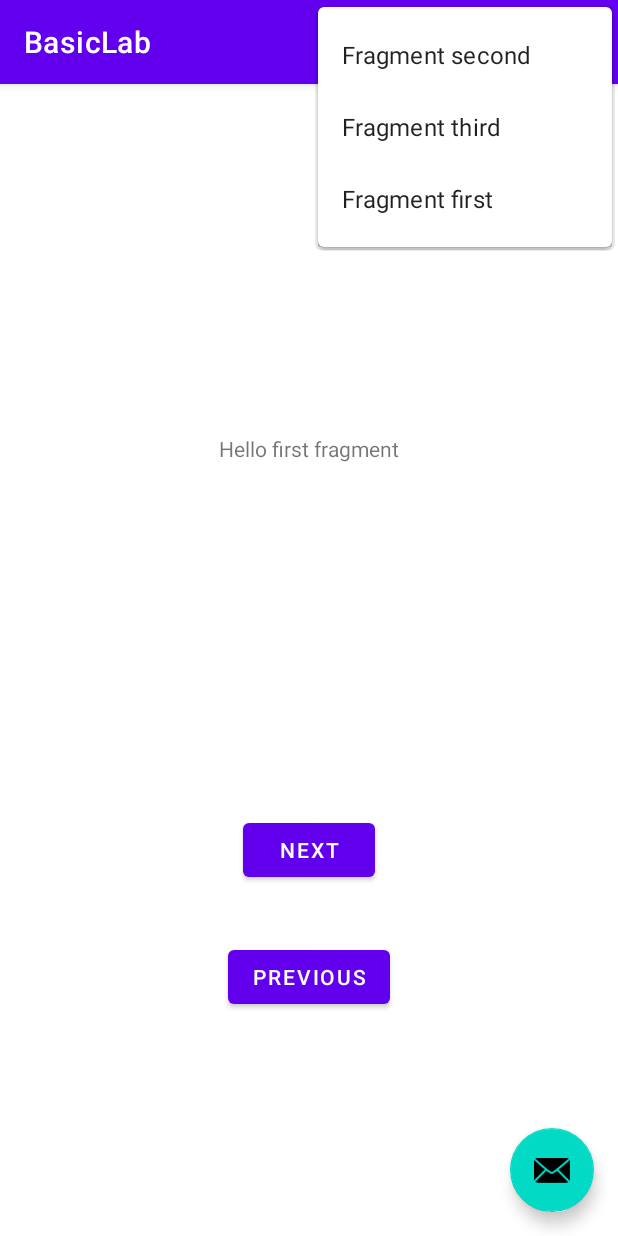
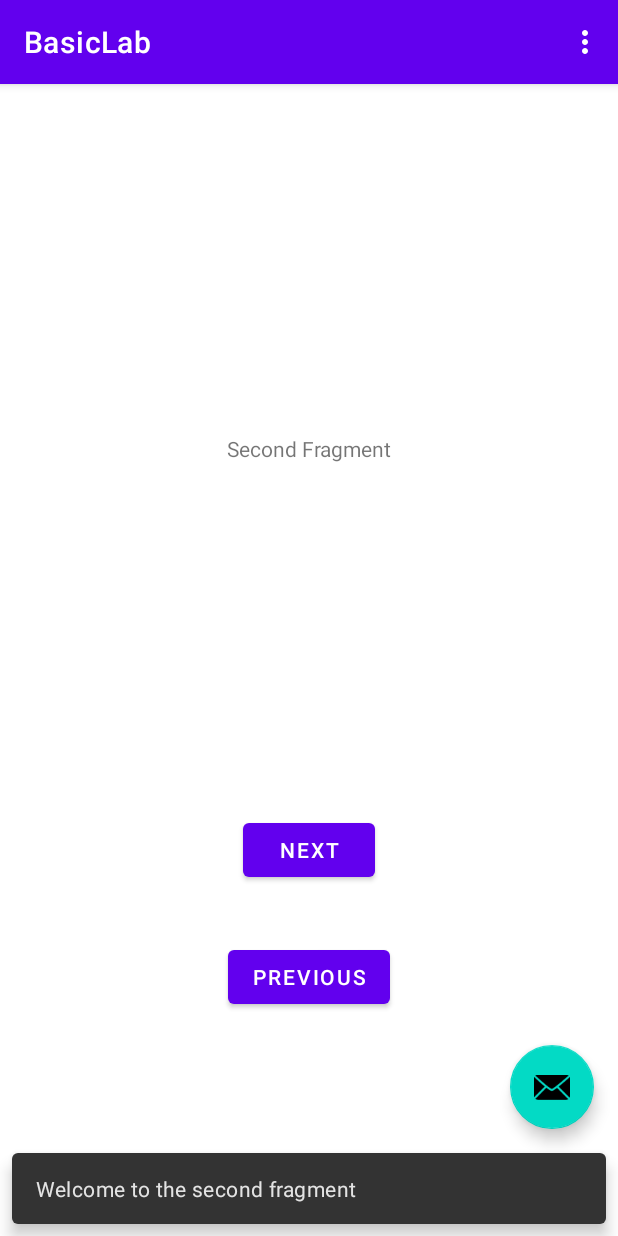
Before and after one commit to BarWieleba/BasicLab_improved, an Android app: the screen it shows after launch (MainActivity), in the options menu, after a tap on "Fragment second", on a phone screen of 412 x 824 dp. Run offline under Robolectric (Android 15) with nearby library versions, the phone set to English and light mode, and no system bars.

Commit message:
added menu items that take you to appropriate fragments

```diff
--- a/app/src/main/java/com/example/basiclab/FirstFragment.java
+++ b/app/src/main/java/com/example/basiclab/FirstFragment.java
@@ -30,5 +30,12 @@ public class FirstFragment extends Fragment {
                         .navigate(R.id.action_FirstFragment_to_SecondFragment);
             }
         });
+        view.findViewById(R.id.button_first_previous).setOnClickListener(new View.OnClickListener() {
+            @Override
+            public void onClick(View view) {
+                NavHostFragment.findNavController(FirstFragment.this)
+                        .navigate(R.id.action_FirstFragment_to_ThirdFragment);
+            }
+        });
     }
 }
--- a/app/src/main/java/com/example/basiclab/MainActivity.java
+++ b/app/src/main/java/com/example/basiclab/MainActivity.java
@@ -1,5 +1,7 @@
 package com.example.basiclab;
 
+import android.app.FragmentTransaction;
+import android.graphics.Color;
 import android.os.Bundle;
 
 import com.google.android.material.floatingactionbutton.FloatingActionButton;
@@ -7,6 +9,12 @@ import com.google.android.material.snackbar.Snackbar;
 
 import androidx.appcompat.app.AppCompatActivity;
 import androidx.appcompat.widget.Toolbar;
+import androidx.fragment.app.Fragment;
+import androidx.fragment.app.FragmentManager;
+import androidx.navigation.NavController;
+import androidx.navigation.Navigation;
+import androidx.navigation.fragment.FragmentNavigator;
+import androidx.navigation.fragment.NavHostFragment;
 
 import android.view.MenuInflater;
 import android.view.View;
@@ -29,6 +37,8 @@ public class MainActivity extends AppCompatActivity {
             public void onClick(View view) {
                 Snackbar.make(view, "Replace with your own action", Snackbar.LENGTH_LONG)
                         .setAction("Action", null).show();
+                /*Fragment fragment = getSupportFragmentManager().findFragmentById(R.id.nav_host_fragment);
+                fragment.getView().setBackgroundColor(Color.WHITE);*/
             }
         });
     }
@@ -57,17 +67,14 @@ public class MainActivity extends AppCompatActivity {
 
         switch (item.getItemId()){
 
-            case R.id.hello_item:
-                hello();
+            case R.id.goToFirst:
+                goToFirst();
                 return true;
-            case R.id.whoMadeMe:
-                whoMadeMe();
+            case R.id.goToSecond:
+                gotToSecond();
                 return true;
-            case R.id.info:
-                info();
-                return true;
-            case R.id.action_settings:
-                settings();
+            case R.id.goToThird:
+                gotToThird();
                 return true;
             default:
                 return super.onOptionsItemSelected(item);
@@ -76,16 +83,16 @@ public class MainActivity extends AppCompatActivity {
         //return super.onOptionsItemSelected(item); //OG
     }
 
-    public void hello(){
-        Snackbar.make(findViewById(R.id.id_content_main), "Hello there", Snackbar.LENGTH_LONG).setAction("Action", null).show();
+    public void goToFirst(){
+        Snackbar.make(findViewById(R.id.id_content_main), "Welcome to the first fragment", Snackbar.LENGTH_LONG).setAction("Action", null).show();
+        NavHostFragment.findNavController(getSupportFragmentManager().findFragmentById(R.id.nav_host_fragment)).navigate(R.id.action_to_FirstFragment);
     }
-    public void whoMadeMe(){
-        Snackbar.make(findViewById(R.id.id_content_main), "Bartłomiej Wieleba made me", Snackbar.LENGTH_LONG).setAction("Action", null).show();
+    public void gotToSecond(){
+        Snackbar.make(findViewById(R.id.id_content_main), "Welcome to the second fragment", Snackbar.LENGTH_LONG).setAction("Action", null).show();
+        NavHostFragment.findNavController(getSupportFragmentManager().findFragmentById(R.id.nav_host_fragment)).navigate(R.id.action_to_SecondFragment);
     }
-    public void info(){
-        Snackbar.make(findViewById(R.id.id_content_main), "I'm just a simple app", Snackbar.LENGTH_LONG).setAction("Action", null).show();
-    }
-    public void settings(){
-        Snackbar.make(findViewById(R.id.id_content_main), "This menu item will be changed later", Snackbar.LENGTH_LONG).setAction("Action", null).show();
+    public void gotToThird(){
+        Snackbar.make(findViewById(R.id.id_content_main), "Welcome to the second fragment", Snackbar.LENGTH_LONG).setAction("Action", null).show();
+        NavHostFragment.findNavController(getSupportFragmentManager().findFragmentById(R.id.nav_host_fragment)).navigate(R.id.action_to_ThirdFragment);
     }
 }
--- a/app/src/main/java/com/example/basiclab/SecondFragment.java
+++ b/app/src/main/java/com/example/basiclab/SecondFragment.java
@@ -27,6 +27,13 @@ public class SecondFragment extends Fragment {
             @Override
             public void onClick(View view) {
                 NavHostFragment.findNavController(SecondFragment.this)
+                        .navigate(R.id.action_SecondFragment_to_ThirdFragment);
+            }
+        });
+        view.findViewById(R.id.button_second_previous).setOnClickListener(new View.OnClickListener() {
+            @Override
+            public void onClick(View v) {
+                NavHostFragment.findNavController(SecondFragment.this)
                         .navigate(R.id.action_SecondFragment_to_FirstFragment);
             }
         });
--- a/app/src/main/res/menu/menu_main.xml
+++ b/app/src/main/res/menu/menu_main.xml
@@ -4,13 +4,15 @@
     tools:context="com.example.basiclab.MainActivity">
     <item
         android:id="@+id/goToFirst"
-        android:orderInCategory="100"
+        android:orderInCategory="1"
         android:title="@string/goToFragmentFirst"
         app:showAsAction="never" />
     <item
         android:id="@+id/goToSecond"
+        android:orderInCategory="2"
         android:title="@string/goToFragmentSecond" />
     <item
         android:id="@+id/goToThird"
+        android:orderInCategory="3"
         android:title="@string/goToFragmentThird" />
 </menu>
--- a/app/src/main/res/navigation/nav_graph.xml
+++ b/app/src/main/res/navigation/nav_graph.xml
@@ -15,7 +15,7 @@
             android:id="@+id/action_FirstFragment_to_SecondFragment"
             app:destination="@id/SecondFragment" />
         <action
-            android:id="@+id/actionFirstFragment_to_ThirdFragment"
+            android:id="@+id/action_FirstFragment_to_ThirdFragment"
             app:destination="@id/ThirdFragment"/>
     </fragment>
     <fragment
@@ -46,4 +46,14 @@
             app:destination="@+id/SecondFragment"/>
 
     </fragment>
+    <action
+        android:id="@+id/action_to_FirstFragment"
+        app:destination="@id/FirstFragment"/>
+    <action
+        android:id="@+id/action_to_SecondFragment"
+        app:destination="@+id/SecondFragment"
+        />
+    <action
+        android:id="@+id/action_to_ThirdFragment"
+        app:destination="@+id/ThirdFragment"/>
 </navigation>
```
Also changed, not shown: app/src/main/java/com/example/basiclab/ThirdFragment.java (+7 -0 lines).
